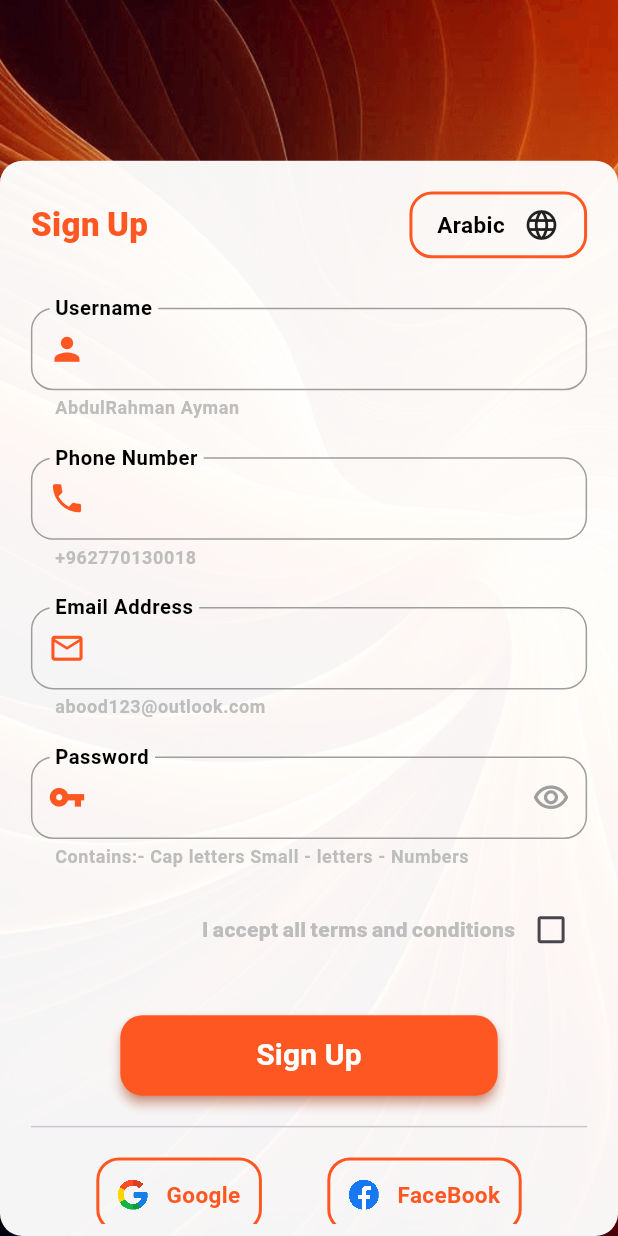
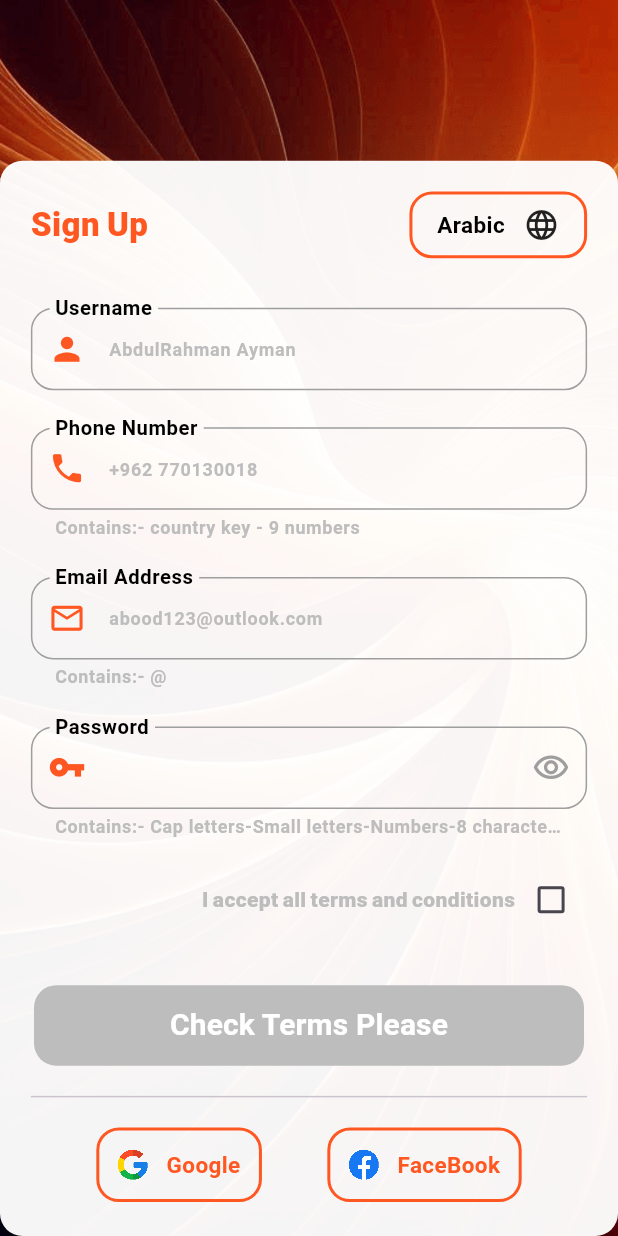
Before and after one commit to AbdulRahmanAMKhalaf/shop_app_using_-firebase, a Flutter app: the SignInView screen opened by its route, after a tap on "Arabic", after a tap on "English", after a tap on "SignUp Now !", on a phone screen of 412 x 824 dp. Run offline on Flutter 3.47's test engine with Material 3 defaults, Android fonts, the phone set to English and light mode, and no system bars; our stand-ins replace bloc, cached_network_image, equatable, flutter_animate, flutter_bloc, pinput and 3 more; accounts and stored records are empty; generated files the repository leaves out were written again.

Commit message:
add auth bloc

```diff
--- a/lib/shared/cores/widgets/custom_text_form_field.dart
+++ b/lib/shared/cores/widgets/custom_text_form_field.dart
@@ -13,9 +13,9 @@ class CustomTextFormField extends StatelessWidget {
   final String? family;
   final Widget? prefixIcon;
   final Widget? suffixIcon;
+  final void Function(String)? onSubmitted;
 
-  const CustomTextFormField(
-      {super.key,
+  const CustomTextFormField({super.key,
     required this.labelText,
     this.hintText,
     this.note,
@@ -27,6 +27,7 @@ class CustomTextFormField extends StatelessWidget {
     this.focusNode,
     this.family,
     this.suffixIcon,
+    this.onSubmitted,
     this.prefixIcon});
 
   @override
@@ -52,12 +53,17 @@ class CustomTextFormField extends StatelessWidget {
             fontFamily: family,
             fontWeight: FontWeight.bold),
         hintText: hintText,
-        helperText: note,
-        helperStyle:TextStyle(
+        hintStyle: TextStyle(
             fontSize: 12,
             color: Colors.grey.shade400,
             fontFamily: family,
-            fontWeight: FontWeight.bold) ,
+            fontWeight: FontWeight.bold),
+        helperText: note,
+        helperStyle: TextStyle(
+            fontSize: 12,
+            color: Colors.grey.shade400,
+            fontFamily: family,
+            fontWeight: FontWeight.bold),
         // Note (helper text)
         border: OutlineInputBorder(
           borderRadius: BorderRadius.circular(15.0),
@@ -84,6 +90,7 @@ class CustomTextFormField extends StatelessWidget {
         ),
       ),
       validator: validator,
+      onFieldSubmitted:onSubmitted,
     );
   }
 }
--- /dev/null
+++ b/lib/shared/presentation/bloc/auth/auth_bloc.dart
@@ -0,0 +1,34 @@
+import 'dart:async';
+
+import 'package:bloc/bloc.dart';
+
+part 'auth_event.dart';
+
+part 'auth_state.dart';
+
+class AuthBloc extends Bloc<AuthEvent, AuthState> {
+  AuthBloc() : super(AuthInitial()) {
+    on<ShowPasswordEvent>(
+      (event, emit) => _onShowPassword(event, emit),
+    );
+    on<CheckTermsEvent>(
+      (event, emit) => _onCheckTerms(event, emit),
+    );
+  }
+
+  bool showPassword = true;
+  bool checkTerms = false;
+
+  FutureOr<void> _onShowPassword(
+      ShowPasswordEvent event, Emitter<AuthState> emit) {
+    emit(ShowPasswordLoading());
+    showPassword = !showPassword;
+    emit(ShowPasswordSuccessfully());
+  }
+
+  FutureOr<void> _onCheckTerms(CheckTermsEvent event, Emitter<AuthState> emit) {
+    emit(CheckTermsLoading());
+    checkTerms = !checkTerms;
+    emit(CheckTermsSuccessfully());
+  }
+}
--- /dev/null
+++ b/lib/shared/presentation/bloc/auth/auth_event.dart
@@ -0,0 +1,6 @@
+part of 'auth_bloc.dart';
+
+sealed class AuthEvent {}
+
+final class ShowPasswordEvent extends AuthEvent {}
+final class CheckTermsEvent extends AuthEvent{}
--- /dev/null
+++ b/lib/shared/presentation/bloc/auth/auth_state.dart
@@ -0,0 +1,15 @@
+part of 'auth_bloc.dart';
+
+sealed class AuthState {}
+
+final class AuthInitial extends AuthState {}
+
+final class ShowPasswordSuccessfully extends AuthState {}
+
+final class ShowPasswordFail extends AuthState {}
+
+final class ShowPasswordLoading extends AuthState {}
+
+final class CheckTermsSuccessfully extends AuthState {}
+
+final class CheckTermsLoading extends AuthState {}
--- a/lib/shared/presentation/boarding_screen/boarding_content.dart
+++ b/lib/shared/presentation/boarding_screen/boarding_content.dart
@@ -3,6 +3,7 @@ import 'package:shop_app/shared/cores/utils/parallel_tool.dart';
 import 'package:shop_app/shared/presentation/bloc/boarding/boarding_bloc.dart';
 import 'package:shop_app/shared/presentation/boarding_screen/widgets/boarding_navigation.dart';
 import 'package:shop_app/shared/presentation/boarding_screen/widgets/page_view_body.dart';
+import 'package:shop_app/shared/presentation/boarding_screen/widgets/skip_button.dart';
 
 
 class BoardingContent extends StatefulWidget {
@@ -25,7 +26,7 @@ class _BoardingContentState extends State<BoardingContent> {
         child: Column(
           spacing: 1.h,
           children: [
-            /*SkipButton(),*/
+            SkipButton(),
             PageViewBody(
               controller: bloc.controller,
             ),
--- a/lib/shared/presentation/boarding_screen/widgets/page_view_body.dart
+++ b/lib/shared/presentation/boarding_screen/widgets/page_view_body.dart
@@ -31,7 +31,7 @@ class PageViewBody extends StatelessWidget {
                 child: CustomImage(
                   assetPath: boardingList[index].image,
                   isNetworkImage: false,
-                  height: 60.h,
+                  height: 56.h,
                   width: 93.w,
                   borderRadius: 20.w,
                   fit: BoxFit.cover,
--- a/lib/shared/presentation/boarding_screen/widgets/skip_button.dart
+++ b/lib/shared/presentation/boarding_screen/widgets/skip_button.dart
@@ -9,13 +9,15 @@ class SkipButton extends StatelessWidget {
     return Align(
         alignment: Alignment.topRight,
         child: CustomButton(
-          onPressed: () {},
+          onPressed: () {
+            navigateTo(context: context, pageName: 'login');
+          },
           color: Colors.black,
           textSize: 14,
-          textColor: Colors.orange,
+          textColor: AppColors.mainColor,
           borderRadius: 10.w,
           text: 'SKIP',
-          padding: EdgeInsets.symmetric(horizontal: 5.w,),
+          padding: EdgeInsets.symmetric(horizontal: 7.w,),
           elevation: 3.px,
         ));
   }
--- a/lib/shared/presentation/sign_in_screen/sign_in_view.dart
+++ b/lib/shared/presentation/sign_in_screen/sign_in_view.dart
@@ -1,4 +1,6 @@
 import 'package:flutter/material.dart';
+import 'package:shop_app/shared/cores/utils/parallel_tool.dart';
+import 'package:shop_app/shared/presentation/bloc/auth/auth_bloc.dart';
 import 'package:shop_app/shared/presentation/sign_in_screen/sign_in_content.dart';
 
 class SignInView extends StatelessWidget {
@@ -7,7 +9,10 @@ class SignInView extends StatelessWidget {
   @override
   Widget build(BuildContext context) {
     return Scaffold(
-      body: SignInContent(),
+      body: BlocProvider(
+        create: (context) => AuthBloc(),
+        child: SignInContent(),
+      ),
     );
   }
 }
--- a/lib/shared/presentation/sign_in_screen/widgets/login_body.dart
+++ b/lib/shared/presentation/sign_in_screen/widgets/login_body.dart
@@ -1,14 +1,20 @@
 import 'package:flutter/material.dart';
 import 'package:shop_app/shared/cores/utils/parallel_tool.dart';
+import 'package:shop_app/shared/presentation/bloc/auth/auth_bloc.dart';
 import 'package:shop_app/shared/presentation/bloc/localization/localization_bloc.dart';
 
 class LoginBody extends StatelessWidget {
   const LoginBody({super.key});
 
+
   @override
   Widget build(BuildContext context) {
+    FocusNode node1=FocusNode();
+    FocusNode node2=FocusNode();
     LocalizationBloc bloc = context.read();
     LocalizationBloc blocListener = context.watch();
+    AuthBloc authBloc = context.read();
+    AuthBloc authBlocListener = context.watch();
     return Align(
       alignment: Alignment.bottomCenter,
       child: Container(
@@ -38,7 +44,7 @@ class LoginBody extends StatelessWidget {
                   },
                   child: Container(
                     padding:
-                        EdgeInsets.symmetric(horizontal: 4.w, vertical: 2.w),
+                    EdgeInsets.symmetric(horizontal: 4.w, vertical: 2.w),
                     decoration: BoxDecoration(
                         borderRadius: BorderRadius.circular(15.px),
                         border: Border.all(
@@ -48,7 +54,7 @@ class LoginBody extends StatelessWidget {
                       children: [
                         CustomText(
                           text:
-                              blocListener.lang == 'ar' ? 'English' : 'Arabic',
+                          blocListener.lang == 'ar' ? 'English' : 'Arabic',
                           fontSize: 15,
                           fontWeight: FontWeight.w700,
                         ),
@@ -65,6 +71,11 @@ class LoginBody extends StatelessWidget {
               height: 4,
             ),
             CustomTextFormField(
+              onSubmitted: (p0) {
+                FocusScope.of(context).requestFocus(node2);
+              },
+              textInputAction: TextInputAction.next,
+              focusNode: node1,
               labelText: 'Email Address',
               keyboardType: TextInputType.emailAddress,
               note: 'abood123@outlook.com',
@@ -79,6 +90,7 @@ class LoginBody extends StatelessWidget {
             ),
             CustomTextFormField(
               labelText: 'Password',
+              focusNode: node2,
               keyboardType: TextInputType.text,
               note: 'Contains:- Cap letters Small - letters - Numbers',
               prefixIcon: Icon(
@@ -86,10 +98,19 @@ class LoginBody extends StatelessWidget {
                 color: AppColors.mainColor,
                 size: 25.px,
               ),
+              obscureText: authBlocListener.showPassword,
               suffixIcon: IconButton(
-                  onPressed: () {},
-                  icon: Icon(
+                  onPressed: () {
+                    authBloc.add(ShowPasswordEvent());
+                  },
+                  icon: authBlocListener.showPassword
+                      ? Icon(
                     Icons.remove_red_eye_outlined,
+                    color: Colors.grey,
+                    size: 25.px,
+                  )
+                      : Icon(
+                    Icons.visibility_off,
                     color: Colors.grey,
                     size: 25.px,
                   )),
@@ -101,14 +122,16 @@ class LoginBody extends StatelessWidget {
               mainAxisAlignment: MainAxisAlignment.end,
               children: [
                 CustomText(
-                  text: 'I accept all terms and conditions',
+                  text: 'Remember Me',
                   color: Colors.grey.shade400,
                   fontWeight: FontWeight.w800,
                   fontSize: 14,
                 ),
                 Checkbox(
-                  value: false,
-                  onChanged: (value) {},
+                  value: authBlocListener.checkTerms,
+                  onChanged: (value) {
+                    authBloc.add(CheckTermsEvent());
+                  },
                   focusColor: Colors.black,
                   activeColor: AppColors.mainColor,
                 )
@@ -120,11 +143,11 @@ class LoginBody extends StatelessWidget {
             Align(
               alignment: Alignment.center,
               child: CustomButton(
-                onPressed: () {},
+                onPressed:() {},
                 shadowColor: AppColors.mainColor,
-                color: Colors.deepOrange,
+                color: AppColors.mainColor,
                 padding:
-                    EdgeInsets.symmetric(horizontal: 22.w, vertical: 1.5.h),
+                EdgeInsets.symmetric(horizontal: 22.w, vertical: 1.5.h),
                 textSize: 20,
                 elevation: 3.px,
                 borderRadius: 15.px,
--- a/lib/shared/presentation/sign_up_screen/sign_up_view.dart
+++ b/lib/shared/presentation/sign_up_screen/sign_up_view.dart
@@ -1,4 +1,6 @@
 import 'package:flutter/material.dart';
+import 'package:shop_app/shared/cores/utils/parallel_tool.dart';
+import 'package:shop_app/shared/presentation/bloc/auth/auth_bloc.dart';
 import 'package:shop_app/shared/presentation/sign_up_screen/sign_up_content.dart';
 
 class SignUpView extends StatelessWidget {
@@ -6,8 +8,11 @@ class SignUpView extends StatelessWidget {
 
   @override
   Widget build(BuildContext context) {
-    return Scaffold(
-      body: SignUpContent(),
+    return BlocProvider(
+      create: (context) => AuthBloc(),
+      child: Scaffold(
+        body: SignUpContent(),
+      ),
     );
   }
 }
--- a/lib/shared/presentation/sign_up_screen/widgets/register_body.dart
+++ b/lib/shared/presentation/sign_up_screen/widgets/register_body.dart
@@ -1,5 +1,6 @@
 import 'package:flutter/material.dart';
 import 'package:shop_app/shared/cores/utils/parallel_tool.dart';
+import 'package:shop_app/shared/presentation/bloc/auth/auth_bloc.dart';
 import 'package:shop_app/shared/presentation/bloc/localization/localization_bloc.dart';
 
 class RegisterBody extends StatelessWidget {
@@ -9,6 +10,8 @@ class RegisterBody extends StatelessWidget {
   Widget build(BuildContext context) {
     LocalizationBloc bloc = context.read();
     LocalizationBloc blocListener = context.watch();
+    AuthBloc authBloc = context.read();
+    AuthBloc authBlocListener = context.watch();
     return  Align(
       alignment: Alignment.bottomCenter,
       child: Container(
@@ -64,7 +67,7 @@ class RegisterBody extends StatelessWidget {
             CustomTextFormField(
               labelText: 'Username',
               keyboardType: TextInputType.emailAddress,
-              note: 'AbdulRahman Ayman',
+              hintText: 'AbdulRahman Ayman',
               prefixIcon: Icon(
                 Icons.person,
                 color: AppColors.mainColor,
@@ -75,7 +78,8 @@ class RegisterBody extends StatelessWidget {
             CustomTextFormField(
               labelText: 'Phone Number',
               keyboardType: TextInputType.emailAddress,
-              note: '+962770130018',
+              hintText: '+962 770130018',
+              note: 'Contains:- country key - 9 numbers',
               prefixIcon: Icon(
                 Icons.phone,
                 color: AppColors.mainColor,
@@ -86,7 +90,8 @@ class RegisterBody extends StatelessWidget {
             CustomTextFormField(
               labelText: 'Email Address',
               keyboardType: TextInputType.emailAddress,
-              note: 'abood123@outlook.com',
+              hintText: 'abood123@outlook.com',
+              note: 'Contains:- @',
               prefixIcon: Icon(
                 Icons.email_outlined,
                 color: AppColors.mainColor,
@@ -96,17 +101,26 @@ class RegisterBody extends StatelessWidget {
             VerticalSpacing(height: 3,),
             CustomTextFormField(
               labelText: 'Password',
+              obscureText: authBlocListener.showPassword,
               keyboardType: TextInputType.text,
-              note: 'Contains:- Cap letters Small - letters - Numbers',
+              note: 'Contains:- Cap letters-Small letters-Numbers-8 characters',
               prefixIcon: Icon(
                 Icons.vpn_key_sharp,
                 color: AppColors.mainColor,
                 size: 25.px,
               ),
               suffixIcon: IconButton(
-                  onPressed: () {},
-                  icon: Icon(
+                  onPressed: () {
+                    authBloc.add(ShowPasswordEvent());
+                  },
+                  icon: authBlocListener.showPassword
+                      ? Icon(
                     Icons.remove_red_eye_outlined,
+                    color: Colors.grey,
+                    size: 25.px,
+                  )
+                      : Icon(
+                    Icons.visibility_off,
                     color: Colors.grey,
                     size: 25.px,
                   )),
@@ -122,8 +136,10 @@ class RegisterBody extends StatelessWidget {
                   fontSize: 14,
                 ),
                 Checkbox(
-                  value: false,
-                  onChanged: (value) {},
+                  value: authBlocListener.checkTerms,
+                  onChanged: (value) {
+                    authBloc.add(CheckTermsEvent());
+                  },
                   focusColor: Colors.black,
                   activeColor: AppColors.mainColor,
                 )
@@ -134,14 +150,14 @@ class RegisterBody extends StatelessWidget {
               alignment: Alignment.center,
               child: CustomButton(
                 onPressed: () {},
-                shadowColor: AppColors.mainColor,
-                color: Colors.deepOrange,
+                shadowColor: authBlocListener.checkTerms==true?AppColors.mainColor:Colors.transparent,
+                color: authBlocListener.checkTerms==true?AppColors.mainColor:AppColors.noteColor,
                 padding:
                 EdgeInsets.symmetric(horizontal: 22.w, vertical: 1.5.h),
                 textSize: 20,
                 elevation: 3.px,
                 borderRadius: 15.px,
-                text: 'Sign Up',
+                text: authBlocListener.checkTerms==true?'Sign Up':'Check Terms Please',
               ),
             ),
             Divider(
--- a/pubspec.yaml
+++ b/pubspec.yaml
@@ -48,6 +48,7 @@ dependencies:
   shared_preferences: ^2.5.2
   cached_network_image: ^3.4.1
   flutter_localization: ^0.3.1
+  fluttertoast: ^8.2.12
 
 
 
```
Also changed, not shown: pubspec.lock, 1 other file. Lines whose indentation alone changed are shown as unchanged.
